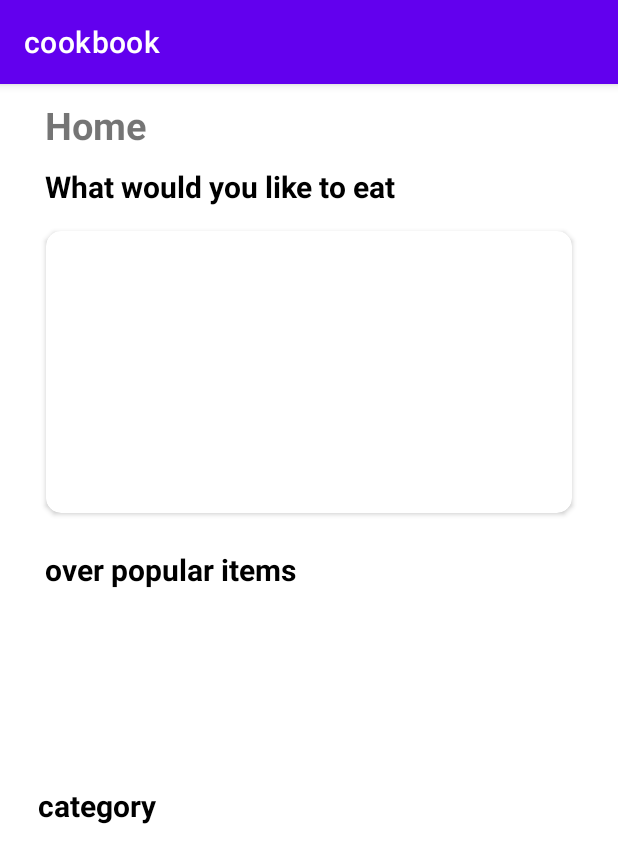
After one commit to TMichaelan/mobile-applications-put, an Android app: the fragment TestFragment shown on its own in the app's theme, on a phone screen of 412 x 824 dp. The commit adds this screen. Shown: the top 863 px of the screen. Run offline under Robolectric (Android 15) with nearby library versions, the phone set to English and light mode, and no system bars; pictures from the network do not load.

Commit message:
test tab

```diff
--- a/app/src/main/java/com/example/cookbook/HomeFragment.kt
+++ b/app/src/main/java/com/example/cookbook/HomeFragment.kt
@@ -6,6 +6,8 @@ import androidx.fragment.app.Fragment
 import android.view.LayoutInflater
 import android.view.View
 import android.view.ViewGroup
+import com.bumptech.glide.Glide
+import com.example.cookbook.databinding.FragmentHomeBinding
 import com.example.cookbook.models.Meal
 import com.example.cookbook.models.MealList
 import com.example.easyfood.data.retrofit.RetrofitInstance
@@ -15,14 +17,15 @@ import retrofit2.Response
 import retrofit2.Retrofit
 
 class HomeFragment : Fragment() {
-
+    private lateinit var binding:FragmentHomeBinding
 
     override fun onCreateView(
         inflater: LayoutInflater, container: ViewGroup?,
         savedInstanceState: Bundle?
     ): View? {
         // Inflate the layout for this fragment
-        return inflater.inflate(R.layout.fragment_home, container, false)
+        binding = FragmentHomeBinding.inflate(inflater, container, false)
+        return binding.root
     }
 
 
@@ -38,6 +41,12 @@ class HomeFragment : Fragment() {
             override fun onResponse(call: Call<MealList>, response: Response<MealList>) {
                 if(response.body() != null){
                     val randomMeal: Meal = response.body()!!.meals[0]
+
+
+//                    Glide.with(this@HomeFragment)
+//                        .load(randomMeal.strMealThumb)
+//                        .into(binding.imageRandomMeal)
+
                     Log.d("MyLog", "meal ${randomMeal.idMeal} name ${randomMeal.strMeal}")
                 }else{
                     return
--- a/app/src/main/java/com/example/cookbook/MainActivity.kt
+++ b/app/src/main/java/com/example/cookbook/MainActivity.kt
@@ -32,7 +32,7 @@ class MainActivity : AppCompatActivity() {
         //binding.tabLayout.setTabTextColors(R.color.normalTabTextColor, R.color.selectedTabTextColor)
 
         // Number Of Tabs
-        val numberOfTabs = 3
+        val numberOfTabs = 4
 
         // Set Tabs in the center
         //binding.tabLayout.tabGravity = TabLayout.GRAVITY_CENTER
@@ -69,6 +69,11 @@ class MainActivity : AppCompatActivity() {
                     tab.text = "Fast food"
                     tab.setIcon(R.drawable.ic_fastfood)
                 }
+                3 -> {
+                    tab.text = "Test Tab"
+                    tab.setIcon(R.drawable.ic_fastfood)
+                }
+
 
             }
             // Change color of the icons
--- a/app/src/main/java/com/example/cookbook/TabsPagerAdapter.kt
+++ b/app/src/main/java/com/example/cookbook/TabsPagerAdapter.kt
@@ -35,6 +35,14 @@ class TabsPagerAdapter(fm: FragmentManager, lifecycle: Lifecycle, private var nu
 //                    booksFragment.arguments = bundle
 //                    return booksFragment
 //                }
+            3->{
+                val bundle = Bundle()
+                bundle.putString("fragmentName", "Test Fragment")
+                val moviesFragment = TestFragment()
+                moviesFragment.arguments = bundle
+                return TestFragment()
+            }
+
             else -> return HomeFragment()
         }
     }
--- /dev/null
+++ b/app/src/main/java/com/example/cookbook/TestFragment.kt
@@ -0,0 +1,108 @@
+package com.example.cookbook
+
+import android.os.Bundle
+import android.util.Log
+import androidx.fragment.app.Fragment
+import android.view.LayoutInflater
+import android.view.View
+import android.view.ViewGroup
+import com.bumptech.glide.Glide
+import com.example.cookbook.databinding.FragmentHomeBinding
+import com.example.cookbook.databinding.FragmentTestBinding
+import com.example.cookbook.models.Meal
+import com.example.cookbook.models.MealList
+import com.example.easyfood.data.retrofit.RetrofitInstance
+import retrofit2.Call
+import retrofit2.Callback
+import retrofit2.Response
+
+
+// TODO: Rename parameter arguments, choose names that match
+// the fragment initialization parameters, e.g. ARG_ITEM_NUMBER
+private const val ARG_PARAM1 = "param1"
+private const val ARG_PARAM2 = "param2"
+
+/**
+ * A simple [Fragment] subclass.
+ * Use the [TestFragment.newInstance] factory method to
+ * create an instance of this fragment.
+ */
+class TestFragment : Fragment() {
+    // TODO: Rename and change types of parameters
+    private var param1: String? = null
+    private var param2: String? = null
+    private lateinit var binding: FragmentTestBinding
+
+
+    override fun onCreate(savedInstanceState: Bundle?) {
+        super.onCreate(savedInstanceState)
+        arguments?.let {
+            param1 = it.getString(ARG_PARAM1)
+            param2 = it.getString(ARG_PARAM2)
+        }
+    }
+
+
+
+    override fun onCreateView(
+        inflater: LayoutInflater, container: ViewGroup?,
+        savedInstanceState: Bundle?
+    ): View? {
+        // Inflate the layout for this fragment
+
+        binding = FragmentTestBinding.inflate(inflater, container, false)
+        return binding.root
+    }
+
+
+    companion object {
+        /**
+         * Use this factory method to create a new instance of
+         * this fragment using the provided parameters.
+         *
+         * @param param1 Parameter 1.
+         * @param param2 Parameter 2.
+         * @return A new instance of fragment TestFragment.
+         */
+        // TODO: Rename and change types and number of parameters
+        @JvmStatic
+        fun newInstance(param1: String, param2: String) =
+            TestFragment().apply {
+                arguments = Bundle().apply {
+                    putString(ARG_PARAM1, param1)
+                    putString(ARG_PARAM2, param2)
+                }
+            }
+    }
+
+    override fun onViewCreated(view: View, savedInstanceState: Bundle?) {
+        super.onViewCreated(view, savedInstanceState)
+        getRandomMeal()
+
+    }
+    override fun onResume() {
+        super.onResume()
+        getRandomMeal()
+    }
+    private fun getRandomMeal() {
+        RetrofitInstance.mealAPI.getRandomMeal().enqueue(object : Callback<MealList> {
+            override fun onResponse(call: Call<MealList>, response: Response<MealList>) {
+                if (response.body() != null) {
+                    val randomMeal: Meal = response.body()!!.meals[0]
+
+                    Glide.with(this@TestFragment)
+                        .load(randomMeal.strMealThumb)
+                        .into(binding.imgRandomMeal)
+
+                    Log.d("MyLog", "meal ${randomMeal.idMeal} name ${randomMeal.strMeal}")
+                } else {
+                    return
+                }
+            }
+
+            override fun onFailure(call: Call<MealList>, t: Throwable) {
+                Log.d("MyLog", "error: ${t.message.toString()}")
+            }
+        })
+    }
+}
--- a/app/src/main/res/layout/fragment_home.xml
+++ b/app/src/main/res/layout/fragment_home.xml
@@ -18,6 +18,7 @@
         android:textStyle="bold"
         android:typeface="normal" />
 
+
     <TextView
         android:id="@+id/about_content"
         android:layout_width="match_parent"
--- /dev/null
+++ b/app/src/main/res/layout/fragment_test.xml
@@ -0,0 +1,155 @@
+<?xml version="1.0" encoding="utf-8"?>
+<androidx.constraintlayout.widget.ConstraintLayout xmlns:android="http://schemas.android.com/apk/res/android"
+    xmlns:app="http://schemas.android.com/apk/res-auto"
+    xmlns:tools="http://schemas.android.com/tools"
+    android:layout_width="match_parent"
+    android:layout_height="match_parent"
+    android:id="@+id/root_home">
+
+    <androidx.core.widget.NestedScrollView
+        android:layout_width="match_parent"
+        android:layout_height="match_parent"
+        android:fillViewport="true">
+
+        <RelativeLayout
+            android:layout_width="match_parent"
+            android:layout_height="wrap_content"
+            android:orientation="vertical">
+
+
+            <androidx.constraintlayout.widget.ConstraintLayout
+                android:id="@+id/contraint"
+                android:layout_width="match_parent"
+                android:layout_height="match_parent">
+
+                <LinearLayout
+                    android:id="@+id/header"
+                    android:layout_width="match_parent"
+                    android:layout_height="wrap_content"
+                    android:layout_marginStart="30dp"
+                    android:layout_marginTop="10dp"
+                    android:layout_marginEnd="20dp"
+                    android:orientation="horizontal"
+                    app:layout_constraintStart_toStartOf="parent"
+                    app:layout_constraintTop_toTopOf="parent">
+
+                    <TextView
+                        android:id="@+id/tv_home"
+                        android:layout_width="wrap_content"
+                        android:layout_height="wrap_content"
+
+                        android:text="Home"
+
+                        android:textSize="25sp"
+                        android:textStyle="bold" />
+
+                    <ImageView
+                        android:id="@+id/img_search"
+                        android:layout_width="32dp"
+                        android:layout_height="match_parent"
+                        android:layout_gravity="bottom|center"
+                        android:layout_marginStart="230dp"
+                        android:scaleType="centerCrop" />
+
+                </LinearLayout>
+
+                <TextView
+                    android:id="@+id/tv_would_like_to_eat"
+                    android:layout_width="wrap_content"
+                    android:layout_height="wrap_content"
+                    android:layout_marginTop="10dp"
+
+                    android:text="What would you like to eat"
+                    android:textColor="@color/black"
+                    android:textSize="20sp"
+                    android:textStyle="bold"
+                    app:layout_constraintStart_toStartOf="@+id/header"
+                    app:layout_constraintTop_toBottomOf="@id/header" />
+
+                <androidx.cardview.widget.CardView
+                    android:id="@+id/random_meal"
+                    android:layout_width="match_parent"
+                    android:layout_height="200dp"
+                    android:layout_marginStart="25dp"
+                    android:layout_marginTop="10dp"
+                    android:layout_marginEnd="25dp"
+                    android:elevation="2dp"
+                    app:cardCornerRadius="10dp"
+                    app:cardUseCompatPadding="true"
+                    app:layout_constraintEnd_toEndOf="parent"
+                    app:layout_constraintStart_toStartOf="parent"
+                    app:layout_constraintTop_toBottomOf="@id/tv_would_like_to_eat">
+
+                    <ImageView
+                        android:id="@+id/img_random_meal"
+                        android:layout_width="match_parent"
+                        android:layout_height="match_parent"
+                        android:scaleType="centerCrop" />
+
+
+
+                </androidx.cardview.widget.CardView>
+
+                <TextView
+                    android:id="@+id/tv_over_pup_items"
+                    android:layout_width="wrap_content"
+                    android:layout_height="wrap_content"
+                    android:layout_marginTop="18dp"
+
+                    android:text="over popular items"
+                    android:textColor="@color/black"
+                    android:textSize="20sp"
+                    android:textStyle="bold"
+                    app:layout_constraintStart_toStartOf="@id/tv_would_like_to_eat"
+                    app:layout_constraintTop_toBottomOf="@id/random_meal" />
+
+                <androidx.recyclerview.widget.RecyclerView
+                    android:id="@+id/rec_view_meals_popular"
+                    android:layout_width="match_parent"
+                    android:layout_height="120dp"
+                    android:layout_marginStart="25dp"
+                    android:layout_marginEnd="10dp"
+                    app:layout_constraintStart_toStartOf="parent"
+                    app:layout_constraintTop_toBottomOf="@id/tv_over_pup_items" />
+
+                <TextView
+                    android:id="@+id/tv_category"
+                    android:layout_width="wrap_content"
+                    android:layout_height="wrap_content"
+                    android:layout_marginTop="10dp"
+
+                    android:text="category"
+                    android:textColor="@color/black"
+                    android:textSize="20sp"
+                    android:textStyle="bold"
+                    app:layout_constraintStart_toStartOf="@id/rec_view_meals_popular"
+                    app:layout_constraintTop_toBottomOf="@id/rec_view_meals_popular" />
+
+                <androidx.cardview.widget.CardView
+                    android:id="@+id/category_card"
+                    android:layout_width="match_parent"
+                    android:layout_height="wrap_content"
+                    android:layout_marginStart="25dp"
+                    android:layout_marginEnd="25dp"
+                    android:elevation="2dp"
+                    app:cardCornerRadius="10dp"
+                    app:cardPreventCornerOverlap="false"
+                    app:cardUseCompatPadding="true"
+                    app:layout_constraintStart_toStartOf="parent"
+                    app:layout_constraintTop_toBottomOf="@id/tv_category"
+                    >
+
+                    <androidx.recyclerview.widget.RecyclerView
+                        android:id="@+id/recycler_view"
+                        android:layout_width="match_parent"
+                        android:layout_height="match_parent"
+                        android:scrollbars="none" />
+                </androidx.cardview.widget.CardView>
+            </androidx.constraintlayout.widget.ConstraintLayout>
+        </RelativeLayout>
+    </androidx.core.widget.NestedScrollView>
+
+
+
+
+</androidx.constraintlayout.widget.ConstraintLayout>
```
Also changed, not shown: app/build.gradle (+21 -1 lines).
